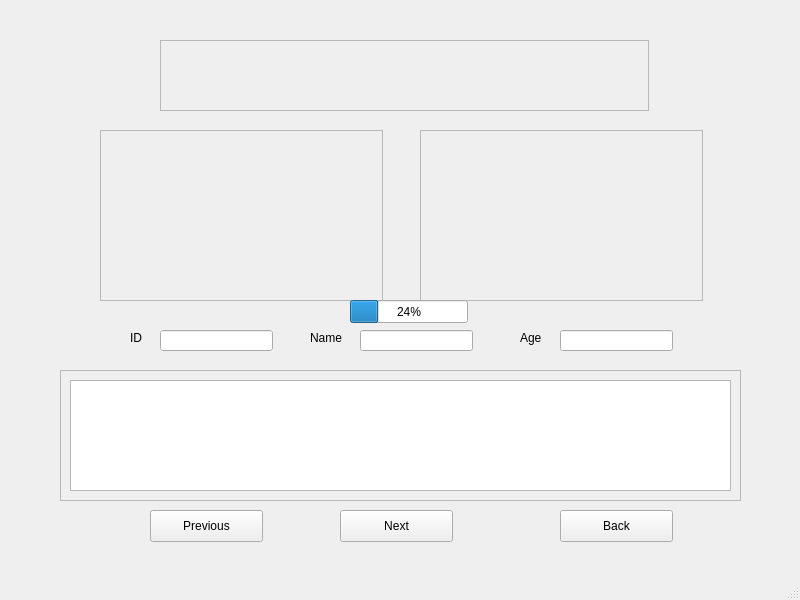
The window that subwidget/subwidget.ui (bchuh/StarWars-Companion) describes before a commit, drawn with Qt 5.
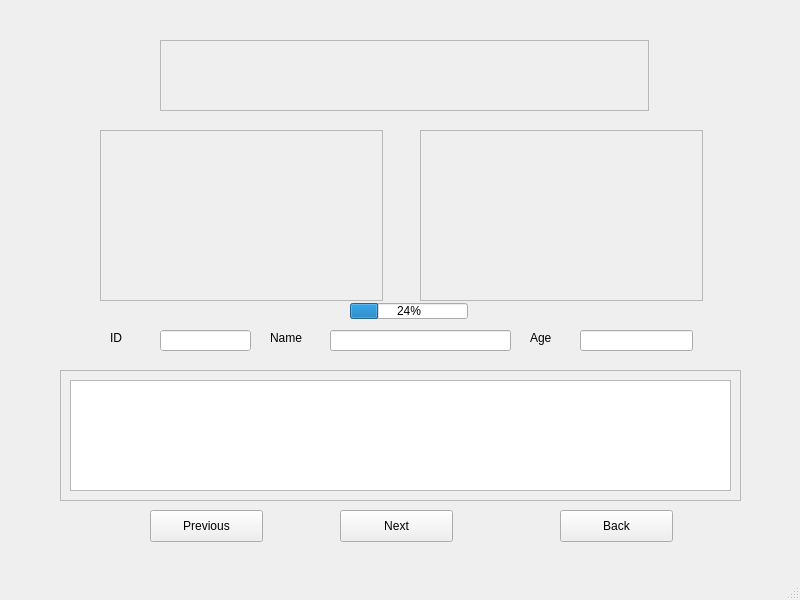
The same window after the commit.

Commit message: Modify front size

Diff of the .ui file:
```diff
--- a/subwidget/subwidget.ui
+++ b/subwidget/subwidget.ui
@@ -20,9 +20,9 @@
    <widget class="QLineEdit" name="lineEdit_2">
     <property name="geometry">
      <rect>
-      <x>360</x>
+      <x>330</x>
       <y>330</y>
-      <width>113</width>
+      <width>181</width>
       <height>21</height>
      </rect>
     </property>
@@ -39,7 +39,7 @@
    <widget class="QLabel" name="label_2">
     <property name="geometry">
      <rect>
-      <x>310</x>
+      <x>270</x>
       <y>330</y>
       <width>41</width>
       <height>16</height>
@@ -55,7 +55,7 @@
    <widget class="QLabel" name="label">
     <property name="geometry">
      <rect>
-      <x>130</x>
+      <x>110</x>
       <y>330</y>
       <width>21</width>
       <height>16</height>
@@ -107,7 +107,7 @@
      <rect>
       <x>160</x>
       <y>330</y>
-      <width>113</width>
+      <width>91</width>
       <height>21</height>
      </rect>
     </property>
@@ -214,7 +214,7 @@
    <widget class="QLineEdit" name="lineEdit_3">
     <property name="geometry">
      <rect>
-      <x>560</x>
+      <x>580</x>
       <y>330</y>
       <width>113</width>
       <height>21</height>
@@ -227,7 +227,7 @@
    <widget class="QLabel" name="label_3">
     <property name="geometry">
      <rect>
-      <x>520</x>
+      <x>530</x>
       <y>330</y>
       <width>31</width>
       <height>16</height>
@@ -241,9 +241,9 @@
     <property name="geometry">
      <rect>
       <x>350</x>
-      <y>300</y>
+      <y>303</y>
       <width>118</width>
-      <height>23</height>
+      <height>16</height>
      </rect>
     </property>
     <property name="value">
```
The commit also changes 1 other file.
